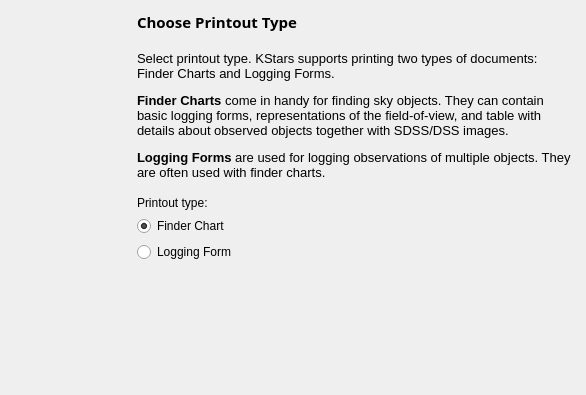
The window that kstars/printing/pwiztypeselection.ui (KDE/kstars) describes before a commit, drawn with Qt 5.
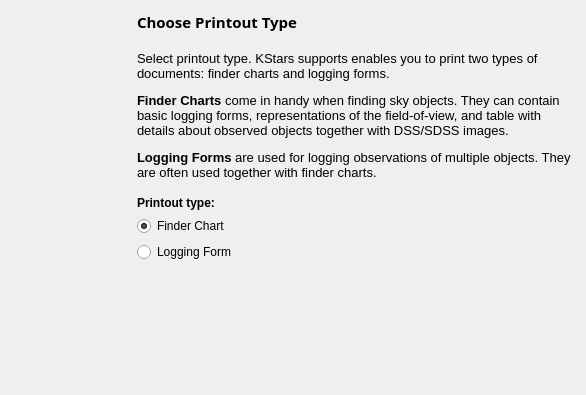
The same window after the commit.

Commit message:
Added a few more steps to Printing Wizard. Added base class for FinderChart and LoggingForm classes.
TODO: fix a few problems.

Patch:
```diff
--- a/kstars/printing/pwiztypeselection.ui
+++ b/kstars/printing/pwiztypeselection.ui
@@ -88,9 +88,9 @@
 &lt;html&gt;&lt;head&gt;&lt;meta name=&quot;qrichtext&quot; content=&quot;1&quot; /&gt;&lt;style type=&quot;text/css&quot;&gt;
 p, li { white-space: pre-wrap; }
 &lt;/style&gt;&lt;/head&gt;&lt;body style=&quot; font-family:'Sans'; font-size:10pt; font-weight:400; font-style:normal;&quot;&gt;
-&lt;p style=&quot; margin-top:12px; margin-bottom:12px; margin-left:0px; margin-right:0px; -qt-block-indent:0; text-indent:0px;&quot;&gt;Select printout type. KStars supports printing two types of documents: Finder Charts and Logging Forms.&lt;/p&gt;
-&lt;p style=&quot; margin-top:12px; margin-bottom:12px; margin-left:0px; margin-right:0px; -qt-block-indent:0; text-indent:0px;&quot;&gt;&lt;span style=&quot; font-weight:600;&quot;&gt;Finder Charts&lt;/span&gt; come in handy for finding sky objects. They can contain basic logging forms, representations of the field-of-view, and table with details about observed objects together with SDSS/DSS images.&lt;/p&gt;
-&lt;p style=&quot; margin-top:12px; margin-bottom:12px; margin-left:0px; margin-right:0px; -qt-block-indent:0; text-indent:0px;&quot;&gt;&lt;span style=&quot; font-weight:600;&quot;&gt;Logging Forms &lt;/span&gt;are used for logging observations of multiple objects. They are often used with finder charts.&lt;/p&gt;&lt;/body&gt;&lt;/html&gt;</string>
+&lt;p style=&quot; margin-top:12px; margin-bottom:12px; margin-left:0px; margin-right:0px; -qt-block-indent:0; text-indent:0px;&quot;&gt;Select printout type. KStars supports enables you to print two types of documents: finder charts and logging forms.&lt;/p&gt;
+&lt;p style=&quot; margin-top:12px; margin-bottom:12px; margin-left:0px; margin-right:0px; -qt-block-indent:0; text-indent:0px;&quot;&gt;&lt;span style=&quot; font-weight:600;&quot;&gt;Finder Charts&lt;/span&gt; come in handy when finding sky objects. They can contain basic logging forms, representations of the field-of-view, and table with details about observed objects together with DSS/SDSS images.&lt;/p&gt;
+&lt;p style=&quot; margin-top:12px; margin-bottom:12px; margin-left:0px; margin-right:0px; -qt-block-indent:0; text-indent:0px;&quot;&gt;&lt;span style=&quot; font-weight:600;&quot;&gt;Logging Forms &lt;/span&gt;are used for logging observations of multiple objects. They are often used together with finder charts.&lt;/p&gt;&lt;/body&gt;&lt;/html&gt;</string>
        </property>
        <property name="wordWrap">
         <bool>true</bool>
@@ -115,6 +115,12 @@
      </item>
      <item>
       <widget class="QLabel" name="typeLabel">
+       <property name="font">
+        <font>
+         <weight>75</weight>
+         <bold>true</bold>
+        </font>
+       </property>
        <property name="text">
         <string>Printout type:</string>
        </property>
```
The commit also changes 35 other files.
